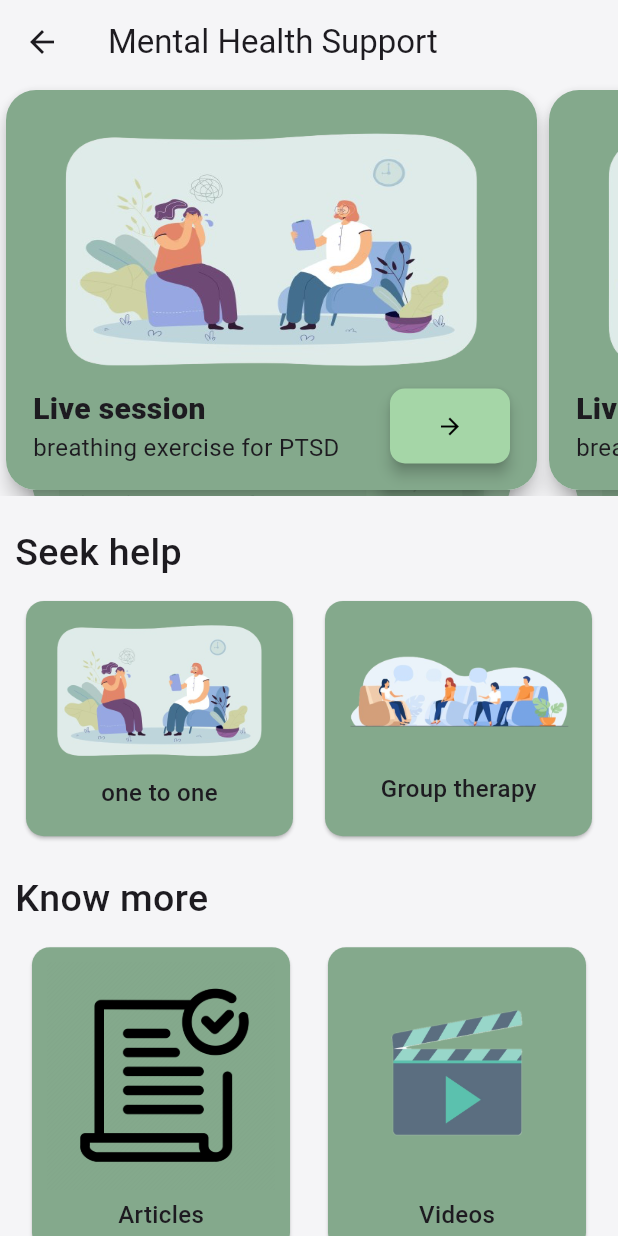
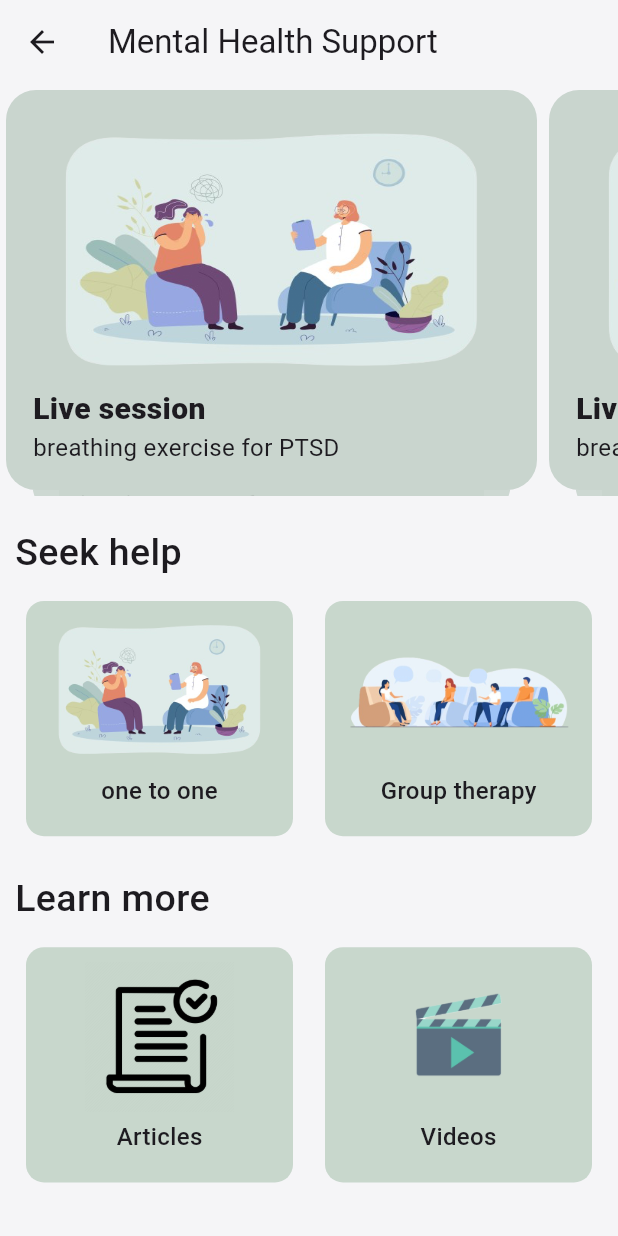
Before and after one commit to mohamedmahmoud95/Google-solution-challenge-2024, a Flutter app: the MentalHealthSupportScreen screen opened by its route, on a phone screen of 412 x 824 dp. Run offline on Flutter 3.47's test engine with Material 3 defaults, Android fonts, the phone set to English and light mode, and no system bars; drawn by our look-alikes of card_swiper; our stand-ins replace bloc, cloud_firestore, easy_localization, equatable, firebase_auth, firebase_core and 10 more; missing offline and left inert: google_mlkit_face_detection, tflite_flutter; accounts and stored records are empty.

Commit message:
UI update in mental health screen

```diff
--- a/lib/core/utils/store_dummy_data.dart
+++ b/lib/core/utils/store_dummy_data.dart
@@ -3,16 +3,16 @@ import 'package:google_solution_challenge_2024/features/mental_health_support/do
 
 class StoreDummyData {
   static generateProfessionals() {
-    for (var i = 0; i < 20; i++) {
-      ProfessionalsFirestoreRepo().addProfessional(Professional(
-          id: "id",
-          name: "mr prof $i",
-          photoUrl: "photoUrl",
-          jobTitle: "jobTitle",
-          rating: 520,
-          timeOfSlotes: [],
-          isAvailable: true,
-          phoneNumber: "52252252"));
-    }
+    // for (var i = 0; i < 20; i++) {
+    //   ProfessionalsFirestoreRepo().addProfessional(Professional(
+    //       id: "id",
+    //       name: "mr prof $i",
+    //       photoUrl: "photoUrl",
+    //       jobTitle: "jobTitle",
+    //       rating: 520,
+    //       timeOfSlotes: [],
+    //       isAvailable: true,
+    //       phoneNumber: "52252252"));
+    // }
   }
 }
--- a/lib/features/lost and found/domain/repositories/lost_or_found_persons_repo.dart
+++ b/lib/features/lost and found/domain/repositories/lost_or_found_persons_repo.dart
@@ -1,5 +1,6 @@
 import 'dart:io';
 import 'package:cloud_firestore/cloud_firestore.dart';
+import 'package:flutter/cupertino.dart';
 import 'package:google_solution_challenge_2024/features/lost%20and%20found/data/lost_or_found_persons_firebase.dart';
 import 'package:google_solution_challenge_2024/features/lost%20and%20found/domain/entities/lost_or_found_person.dart';
 
@@ -13,9 +14,11 @@ class LostOrFoundPersonsRepo {
 
     final results = await _lostOrFoundPersonsFirebase
         .scanForLostOrFoundPerson(image: image, isLostPerson: isLostPerson);
+debugPrint("\n\nprinting results:\n $results");
+    final QuerySnapshot<Map<String, dynamic>>? dataSnapshot = results?[0] as QuerySnapshot<Map<String, dynamic>>?;
 
-    final QuerySnapshot<Map<String, dynamic>>? dataSnapshot = results?[0] as QuerySnapshot<Map<String, dynamic>>?;
     final List<String> imageList = results?[1] as List<String>;
+
 
     if (dataSnapshot == null) {
       return [];
--- a/lib/features/mental_health_support/presentation/pages/mental_health_support_screen.dart
+++ b/lib/features/mental_health_support/presentation/pages/mental_health_support_screen.dart
@@ -127,7 +127,7 @@ class _MentalHealthSupportScreenState extends State<MentalHealthSupportScreen> {
         const Padding(
           padding: EdgeInsets.all(10),
           child: Text(
-            "Know more",
+            "Learn more",
             style: TextStyle(fontSize: 25, fontWeight: FontWeight.w500),
           ),
         ),
@@ -135,48 +135,53 @@ class _MentalHealthSupportScreenState extends State<MentalHealthSupportScreen> {
           mainAxisAlignment: MainAxisAlignment.spaceEvenly,
           children: [
             Container(
-              height: 210,
-              width: 180,
-              child: Swiper(
+
+              child:
+                //   Swiper(
                 // duration: 80,
                 // autoplay: true,
-                viewportFraction: 0,
-                itemBuilder: (BuildContext context, int index) {
-                  return const SizedBox(
-                      height: 160,
-                      child: ServiceCard(
+
+                // viewportFraction: 0,
+                // itemBuilder: (BuildContext context, int index) {
+                //   return
+                    const SizedBox(
+
+                      child:
+
+                  ServiceCard(
                         title: 'Articles',
                         imageUrl: AppImages.offlineResources,
-                      ));
-                },
-                itemCount: 1,
-                itemWidth: double.infinity,
-                itemHeight: 220.0,
-
-                layout: SwiperLayout.TINDER,
-              ),
+                      )),
+                //},
+              //   itemCount: 1,
+              //   itemWidth: double.infinity,
+              //   itemHeight: 220.0,
+              //
+              //   layout: SwiperLayout.TINDER,
+              // ),
             ),
             Container(
-              height: 210,
-              width: 180,
-              child: Swiper(
-                // duration: 80,
-                // autoplay: true,
-                viewportFraction: 0,
-                itemBuilder: (BuildContext context, int index) {
-                  return const SizedBox(
-                      height: 160,
+
+              child:
+              // Swiper(
+              //   // duration: 80,
+              //   // autoplay: true,
+              //   viewportFraction: 0,
+              //   itemBuilder: (BuildContext context, int index) {
+              //     return
+                    const SizedBox(
+
                       child: ServiceCard(
                         title: 'Videos',
                         imageUrl: AppImages.video,
-                      ));
-                },
-                itemCount: 1,
-                itemWidth: double.infinity,
-                itemHeight: 220.0,
-
-                layout: SwiperLayout.TINDER,
-              ),
+                      )),
+    //  },
+                // itemCount: 1,
+                // itemWidth: double.infinity,
+                // itemHeight: 220.0,
+                //
+                // layout: SwiperLayout.TINDER,
+             // ),
             ),
           ],
         ),
--- a/lib/features/mental_health_support/presentation/widget/service_card.dart
+++ b/lib/features/mental_health_support/presentation/widget/service_card.dart
@@ -1,4 +1,5 @@
 import 'package:flutter/material.dart';
+import 'package:google_solution_challenge_2024/core/utils/app_colors.dart';
 import 'package:google_solution_challenge_2024/core/utils/app_images.dart';
 import 'package:google_solution_challenge_2024/core/utils/screen_utils.dart';
 
@@ -26,15 +27,16 @@ class ServiceCard extends StatelessWidget {
       height: height ?? ScreenUtils.getScreenHeight(context)/5,
       width :  width ?? ScreenUtils.getScreenWidth(context)/2 -20,
       child : Card(
-        color: Theme.of(context).cardColor,
+        elevation: 0,
+        color: AppColors.oliveGreen2.withOpacity(0.4),//Theme.of(context).cardColor,
         child: Padding(
           padding: const EdgeInsets.all(10),
           child: Column(
             children: [
              SizedBox(
-              // height: imageHeight ?? ScreenUtils.getScreenHeight(context)/5 - 50,
-              // width:  imageWidth  ?? ScreenUtils.getScreenWidth(context)/2  - 20,
-               child: Image.asset("$imageUrl"),
+               height: imageHeight ?? ScreenUtils.getScreenHeight(context)/5.5 - 50,
+               width:  imageWidth  ?? ScreenUtils.getScreenWidth(context)/2  - 20,
+               child: Image.asset("$imageUrl", fit: BoxFit.contain,),
              ),
 
               const SizedBox(
--- a/lib/features/mental_health_support/presentation/widget/sessions_card.dart
+++ b/lib/features/mental_health_support/presentation/widget/sessions_card.dart
@@ -1,5 +1,7 @@
 import 'package:flutter/material.dart';
 import 'package:google_solution_challenge_2024/core/utils/app_images.dart';
+
+import '../../../../core/utils/app_colors.dart';
 
 class SessionCard extends StatelessWidget {
   final int index;
@@ -17,14 +19,14 @@ class SessionCard extends StatelessWidget {
         // Navigator.pushNamed(context, Routes.articlesDetails);
       },
       child: Card(
-        elevation: 5,
+        elevation: 0,
         shape: OutlineInputBorder(
             borderRadius: BorderRadius.circular(20),
             borderSide: const BorderSide(color: Colors.transparent)),
         child: Container(
           padding: const EdgeInsets.all(18),
           decoration: BoxDecoration(
-            color: Theme.of(context).cardColor,
+            color: AppColors.oliveGreen2.withOpacity(0.4),//Theme.of(context).cardColor,
             borderRadius: BorderRadius.circular(20),
           ),
           child: Column(
@@ -61,24 +63,24 @@ class SessionCard extends StatelessWidget {
                       ),
                     ],
                   ),
-                  SizedBox(
-                    height: 50,
-                    width: 80,
-                    child: ElevatedButton(
-                        style: ElevatedButton.styleFrom(
-                          elevation: 4,
-                          backgroundColor: Colors.green.shade200,
-                          shape: RoundedRectangleBorder(
-                            borderRadius: BorderRadius.circular(
-                                10.0), // Adjust the radius as needed
-                          ),
-                        ),
-                        onPressed: () {},
-                        child: const Icon(
-                          Icons.arrow_forward,
-                          color: Colors.black,
-                        )),
-                  ),
+                  // SizedBox(
+                  //   height: 50,
+                  //   width: 80,
+                  //   child: ElevatedButton(
+                  //       style: ElevatedButton.styleFrom(
+                  //         elevation: 3,
+                  //         backgroundColor: AppColors.oliveGreen1,//Colors.green.shade200,
+                  //         shape: RoundedRectangleBorder(
+                  //           borderRadius: BorderRadius.circular(
+                  //               10.0), // Adjust the radius as needed
+                  //         ),
+                  //       ),
+                  //       onPressed: () {},
+                  //       child: const Icon(
+                  //         Icons.arrow_forward,
+                  //         color: Colors.black,
+                  //       )),
+                  // ),
                 ],
               ),
             ],
--- a/lib/main.dart
+++ b/lib/main.dart
@@ -18,7 +18,6 @@ void main() async {
   await Firebase.initializeApp(
     options: DefaultFirebaseOptions.currentPlatform,
   );
-  StoreDummyData.generateProfessionals();
 
   // Pass all uncaught "fatal" errors from the framework to Crashlytics
   FlutterError.onError = FirebaseCrashlytics.instance.recordFlutterFatalError;
```
Also changed, not shown: 1 other file.
